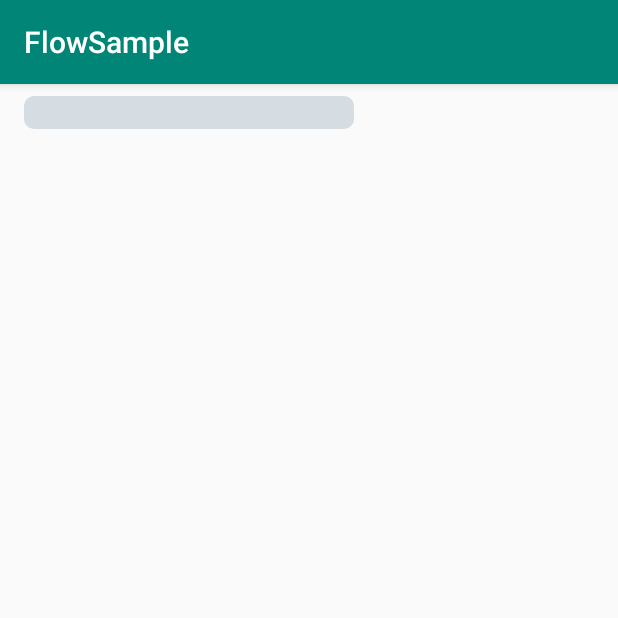
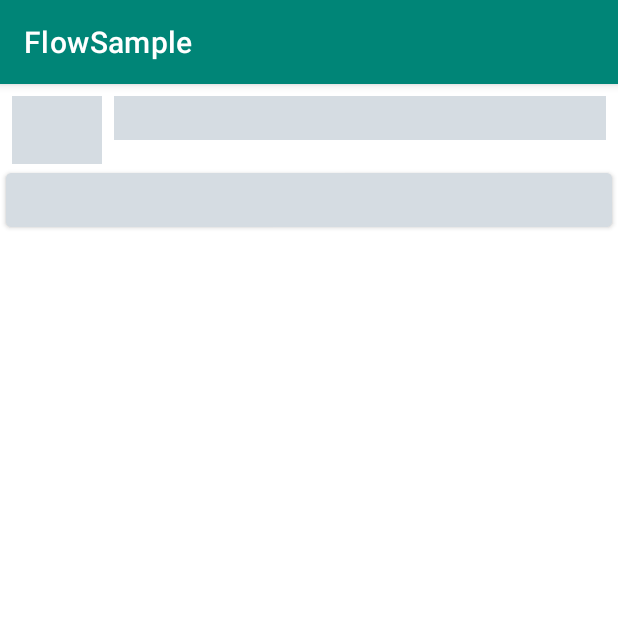
Before and after one commit to therafaelreis/flow-sample-clean-architecture, an Android app: the screen it shows after launch (MainActivity), on a phone screen of 412 x 824 dp, the top half of it. Run offline under Robolectric (Android 15) with nearby library versions, the phone set to English and light mode, and no system bars; our stand-ins replace Shimmer; libraries missing offline, so code that uses them is left out: com.facebook.shimmer; 1 statement that could not run was skipped.

Commit message:
::: added skeleton effect to the app

```diff
--- a/app/build.gradle
+++ b/app/build.gradle
@@ -59,4 +59,7 @@ dependencies {
     def lifecycle_version = "2.2.0"
     implementation "androidx.lifecycle:lifecycle-viewmodel-ktx:$lifecycle_version"
     implementation "androidx.lifecycle:lifecycle-livedata-ktx:$lifecycle_version"
+
+    implementation 'com.facebook.shimmer:shimmer:0.5.0'
+
 }
--- a/app/src/main/java/com/therafaelreis/flowsample/presentation/common/view/EmptyStateLoading.kt
+++ b/app/src/main/java/com/therafaelreis/flowsample/presentation/common/view/EmptyStateLoading.kt
@@ -16,7 +16,7 @@ class EmptyStateLoading(context: Context?, attrs: AttributeSet?) : View(context,
     private val animator: ValueAnimator = ValueAnimator.ofFloat(1f, 0.5f)
 
     init {
-        animator.duration = 600
+        animator.duration = 800
         animator.addUpdateListener { alpha = it.animatedValue as Float }
         animator.repeatCount = ValueAnimator.INFINITE
         animator.repeatMode = ValueAnimator.REVERSE
--- a/app/src/main/java/com/therafaelreis/flowsample/presentation/view/MainActivity.kt
+++ b/app/src/main/java/com/therafaelreis/flowsample/presentation/view/MainActivity.kt
@@ -1,13 +1,16 @@
 package com.therafaelreis.flowsample.presentation.view
 
+import android.animation.ValueAnimator
 import androidx.appcompat.app.AppCompatActivity
 import android.os.Bundle
 import android.view.View
 import androidx.lifecycle.Observer
+import com.facebook.shimmer.Shimmer
 import com.therafaelreis.flowsample.R
 import com.therafaelreis.flowsample.presentation.model.DataEntity
 import com.therafaelreis.flowsample.presentation.viewmodel.ClaimViewModel
 import kotlinx.android.synthetic.main.activity_main.*
+import kotlinx.android.synthetic.main.claim_card.view.*
 import org.koin.androidx.viewmodel.ext.android.viewModel
 
 class MainActivity : AppCompatActivity() {
@@ -23,18 +26,24 @@ class MainActivity : AppCompatActivity() {
 
     override fun onStart() {
         super.onStart()
+        sfl_container.setShimmer(Shimmer.AlphaHighlightBuilder()
+            .setBaseAlpha(0.8f)
+            .setDuration(3_000)
+            .build())
+        sfl_container.startShimmer()
+
         viewModel.claim.observe(this, Observer {
             when (it) {
                 is DataEntity.ERROR -> {
                 }
                 is DataEntity.LOADING -> {
-                    empty_loading_claims.visible()
-                    tv_claim_number.gone()
+                    sfl_container.visible()
                 }
                 is DataEntity.SUCCESS -> {
-                    empty_loading_claims.gone()
-                    tv_claim_number.visible()
-                    tv_claim_number.text = "Claims number: ${it.data?.claimNumber}"
+                    sfl_container.stopShimmer()
+                    sfl_container.gone()
+                    claims_container.visible()
+                    claim_card_layout.claim_card_place_holder_tv_claim_number.text = it.data?.claimNumber
 
                 }
             }
--- a/app/src/main/res/layout/activity_main.xml
+++ b/app/src/main/res/layout/activity_main.xml
@@ -6,29 +6,35 @@
     android:layout_height="match_parent"
     tools:context=".presentation.view.MainActivity">
 
-    <TextView
-        android:id="@+id/tv_claim_number"
-        android:layout_width="0dp"
+    <com.facebook.shimmer.ShimmerFrameLayout
+        android:id="@+id/sfl_container"
+        android:layout_width="match_parent"
         android:layout_height="wrap_content"
-        android:layout_marginLeft="16dp"
-        android:layout_marginTop="8dp"
         app:layout_constraintLeft_toLeftOf="parent"
         app:layout_constraintRight_toRightOf="parent"
+        app:layout_constraintTop_toTopOf="parent">
+
+        <LinearLayout
+            android:layout_width="match_parent"
+            android:layout_height="wrap_content"
+            android:orientation="vertical">
+            <include layout="@layout/claim_card_place_holder"/>
+
+        </LinearLayout>
+    </com.facebook.shimmer.ShimmerFrameLayout>
+
+    <LinearLayout
+        android:id="@+id/claims_container"
+        android:layout_width="match_parent"
+        android:layout_height="wrap_content"
+        android:orientation="vertical"
+        app:layout_constraintStart_toStartOf="parent"
         app:layout_constraintTop_toTopOf="parent"
-        tools:text="Loading claims" />
+        android:visibility="gone">
+        <include
+            android:id="@+id/claim_card_layout"
+            layout="@layout/claim_card" />
 
-    <com.therafaelreis.flowsample.presentation.common.view.EmptyStateLoading
-        android:id="@+id/empty_loading_claims"
-        android:layout_width="220dp"
-        android:layout_height="22dp"
-        android:layout_marginLeft="16dp"
-        android:layout_marginTop="8dp"
-        android:layout_marginRight="16dp"
-        android:visibility="gone"
-        app:layout_constraintHorizontal_bias="0.0"
-        app:layout_constraintLeft_toLeftOf="parent"
-        app:layout_constraintRight_toRightOf="parent"
-        app:layout_constraintTop_toTopOf="parent" />
-
+    </LinearLayout>
 
 </androidx.constraintlayout.widget.ConstraintLayout>
--- /dev/null
+++ b/app/src/main/res/layout/claim_card_place_holder.xml
@@ -0,0 +1,45 @@
+<androidx.constraintlayout.widget.ConstraintLayout xmlns:android="http://schemas.android.com/apk/res/android"
+    xmlns:app="http://schemas.android.com/apk/res-auto"
+    xmlns:tools="http://schemas.android.com/tools"
+    android:layout_width="match_parent"
+    android:layout_height="match_parent">
+
+    <ImageView
+        android:id="@+id/claim_card_place_holder_iv_claim_icon"
+        android:layout_width="60dp"
+        android:layout_height="0dp"
+        android:layout_marginStart="8dp"
+        android:layout_marginTop="8dp"
+        android:background="@color/emptyStateColor"
+        android:padding="4dp"
+        app:layout_constraintBottom_toTopOf="@+id/claim_card_place_holder_btn_view_claim"
+        app:layout_constraintStart_toStartOf="parent"
+        app:layout_constraintTop_toTopOf="parent" />
+
+    <TextView
+        android:id="@+id/claim_card_place_holder_tv_claim_number"
+        style="@style/TextAppearance.AppCompat.Large"
+        android:layout_width="0dp"
+        android:layout_height="wrap_content"
+        android:layout_marginStart="8dp"
+        android:layout_marginTop="8dp"
+        android:layout_marginEnd="8dp"
+        android:background="@color/emptyStateColor"
+        app:layout_constraintEnd_toEndOf="parent"
+        app:layout_constraintStart_toEndOf="@+id/claim_card_place_holder_iv_claim_icon"
+        app:layout_constraintTop_toTopOf="parent" />
+
+    <com.google.android.material.button.MaterialButton
+        android:id="@+id/claim_card_place_holder_btn_view_claim"
+        android:layout_width="match_parent"
+        android:layout_height="wrap_content"
+        android:layout_marginStart="4dp"
+        android:layout_marginTop="16dp"
+        android:layout_marginEnd="4dp"
+        android:backgroundTint="@color/emptyStateColor"
+        app:layout_constraintEnd_toEndOf="parent"
+        app:layout_constraintStart_toStartOf="parent"
+        app:layout_constraintTop_toBottomOf="@+id/claim_card_place_holder_tv_claim_number"
+        tools:text="View Claim" />
+
+</androidx.constraintlayout.widget.ConstraintLayout>
--- a/app/src/main/res/values/styles.xml
+++ b/app/src/main/res/values/styles.xml
@@ -1,11 +1,15 @@
 <resources>
 
     <!-- Base application theme. -->
-    <style name="AppTheme" parent="Theme.AppCompat.Light.DarkActionBar">
+    <style name="AppTheme" parent="Theme.MaterialComponents.Light.DarkActionBar">
         <!-- Customize your theme here. -->
         <item name="colorPrimary">@color/colorPrimary</item>
         <item name="colorPrimaryDark">@color/colorPrimaryDark</item>
         <item name="colorAccent">@color/colorAccent</item>
     </style>
 
+    <style name="circleImageView" parent="">
+        <item name="cornerFamily">rounded</item>
+        <item name="cornerSize">50%</item>
+    </style>
 </resources>
```
Also changed, not shown: app/src/main/res/layout/claim_card.xml (added, +62 -0 lines), app/src/main/res/drawable-v24/coronavirus.png (added).
